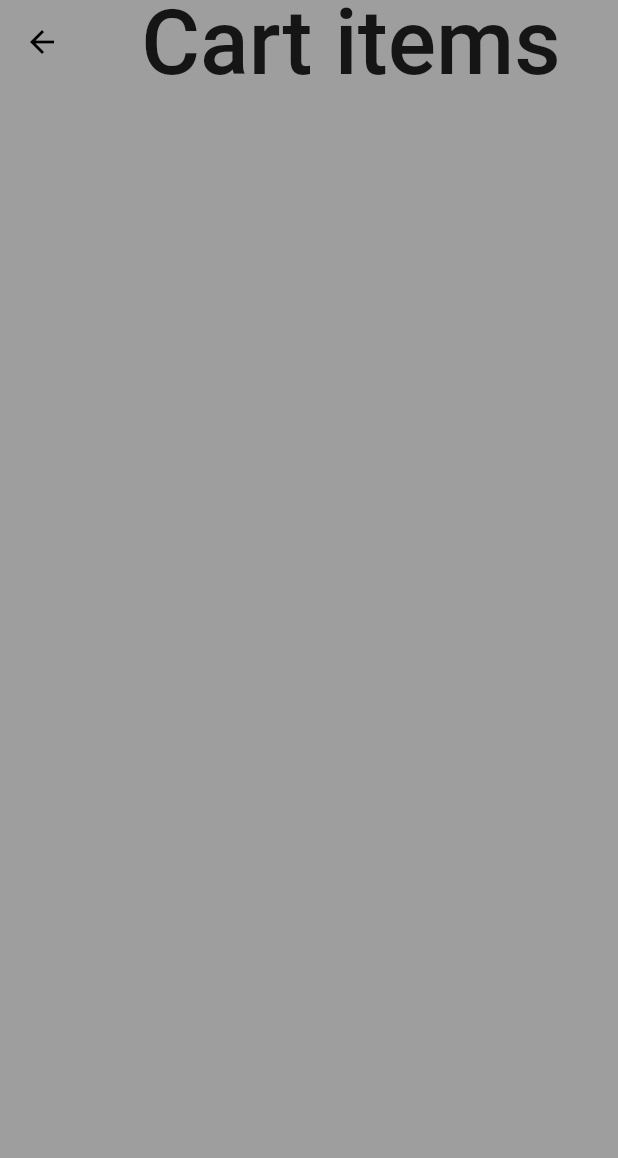
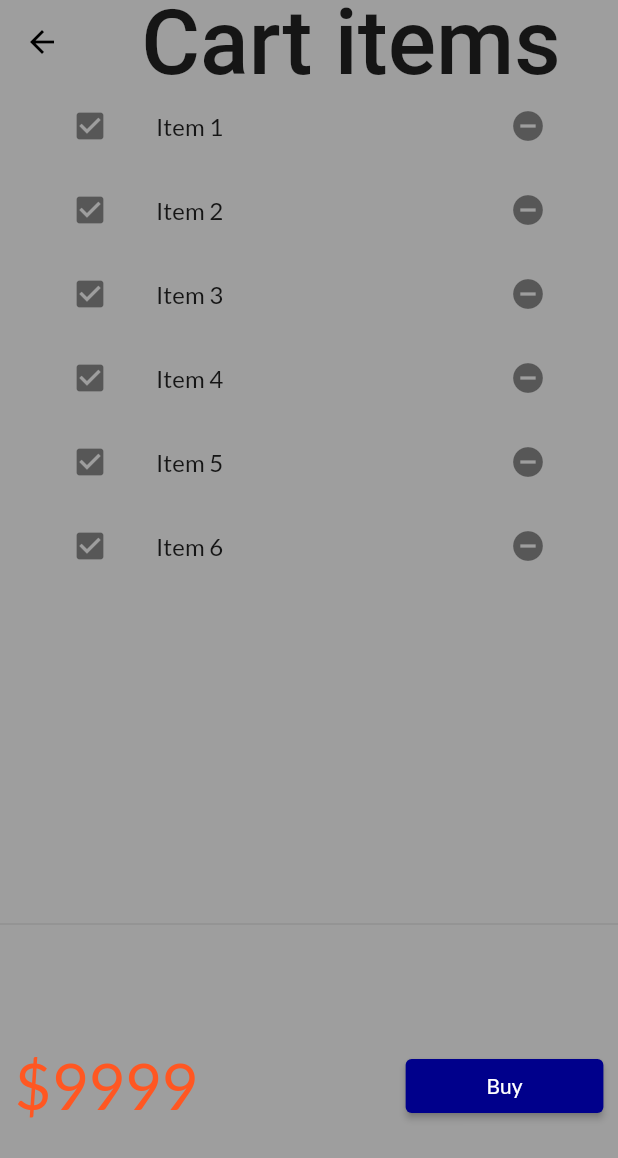
Before and after one commit to Vg119/projone, a Flutter app: the Cartpage screen opened by its route, on a phone screen of 412 x 824 dp. Shown: the top 1158 px of the screen. Run offline on Flutter 3.47's test engine with Material 2 defaults, Android fonts, the phone set to English and light mode, and no system bars; our stand-ins replace google_fonts, velocity_x; network calls fail.

Commit message:
day 19 completed

```diff
--- a/lib/widgets/homepage2classes/Cartpage.dart
+++ b/lib/widgets/homepage2classes/Cartpage.dart
@@ -14,6 +14,60 @@ class Cartpage extends StatelessWidget {
         title: "Cart items".text.xl5.make().centered(),
       ),
 
+      body: Column(
+        children: [
+          Cartlist().px32().expand(),  //a widget that is used to hold space for a widget that will be made in the future
+          Divider(),
+          _Carttotal(),
+        ],
+      ),
+
     );
   }
 }
+
+class _Carttotal extends StatelessWidget {    //a customised widget that displays price and buy button
+  const _Carttotal({Key? key}) : super(key: key);
+
+  @override
+  Widget build(BuildContext context) {
+    return SizedBox(
+      height: 200,
+      child: Row(
+        mainAxisAlignment: MainAxisAlignment.spaceAround,
+        children: [
+          "\$9999".text.xl5.color(context.theme.accentColor).make(),
+          100.widthBox,
+          ElevatedButton(
+              onPressed: () {},
+              style: ButtonStyle(
+                backgroundColor:
+                  MaterialStateProperty.all(context.theme.buttonColor)
+              ),
+              child: "Buy".text.white.make()).w32(context)
+        ],
+      ),
+    );
+  }
+}
+
+class Cartlist extends StatefulWidget {
+  const Cartlist({Key? key}) : super(key: key);
+
+  @override
+  State<Cartlist> createState() => _CartlistState();
+}
+
+class _CartlistState extends State<Cartlist> {
+  @override
+  Widget build(BuildContext context) {
+    return ListView.builder(
+        itemCount: 6,
+        itemBuilder: (context,index)=> ListTile(
+          leading: Icon(Icons.check_box),
+          title : 'Item ${index+1}'.text.make(),
+          trailing: Icon(Icons.remove_circle),
+        )
+    );
+  }
+}
```
